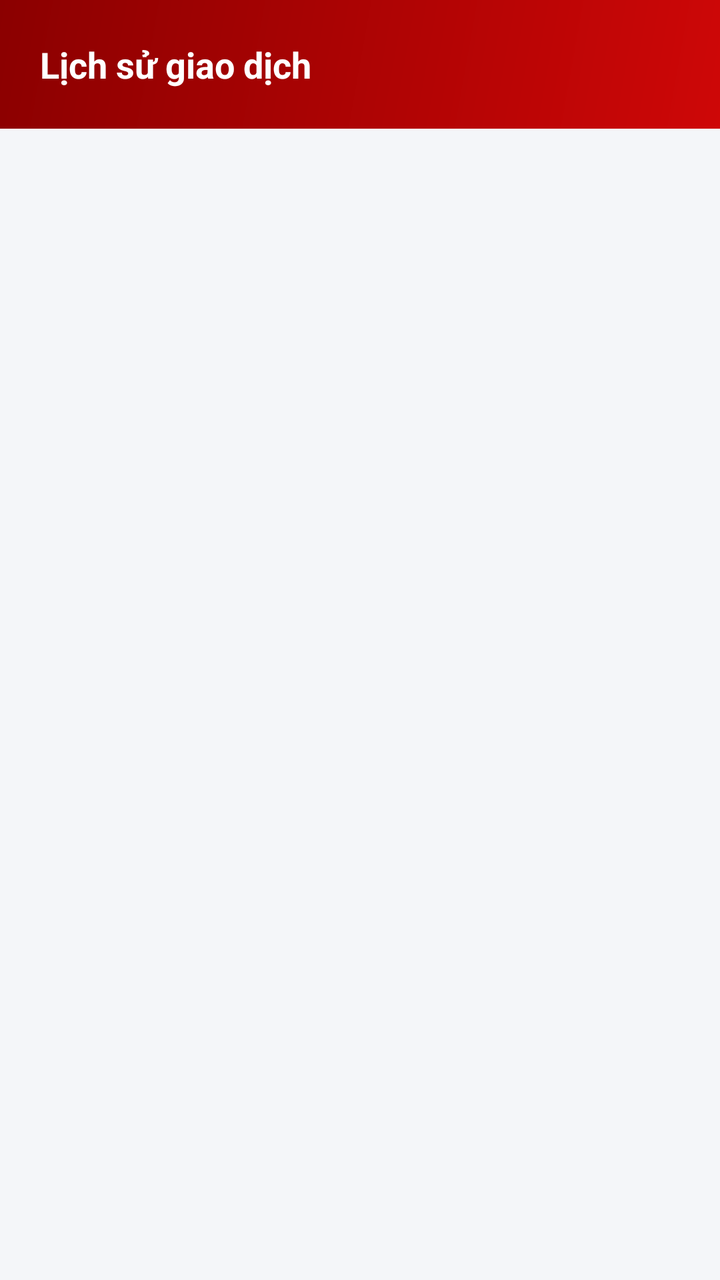
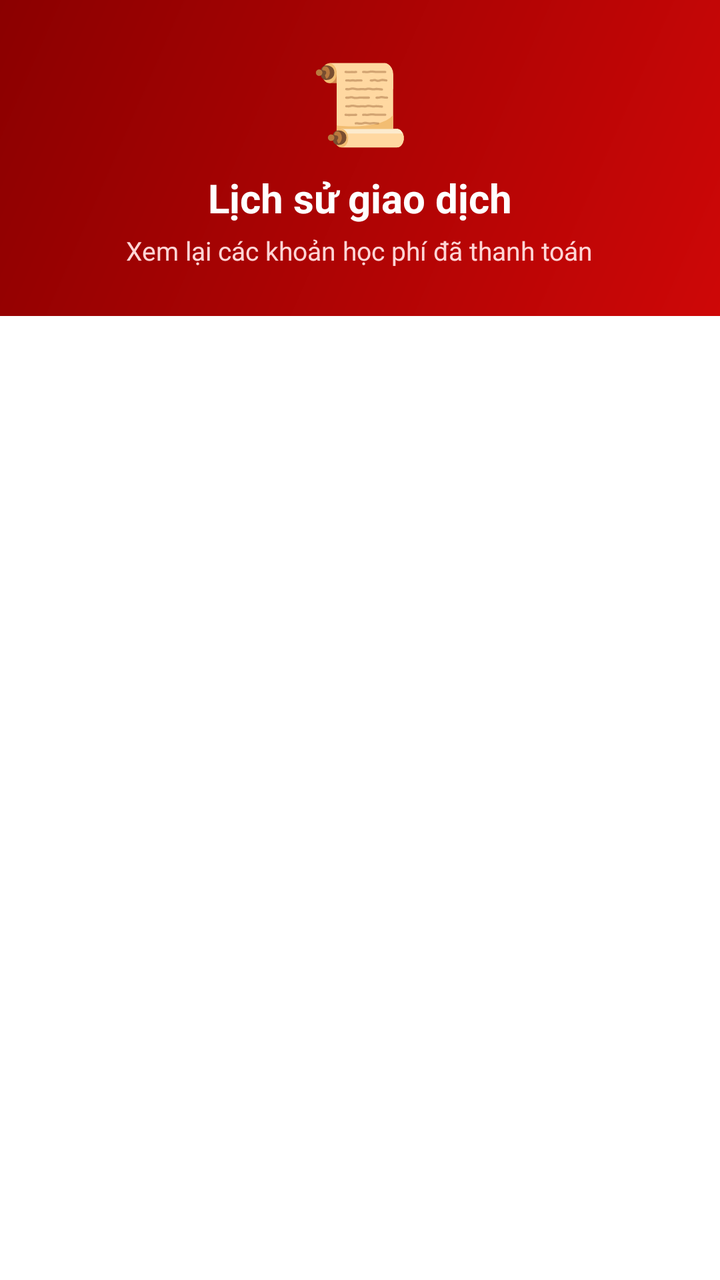

Screens rendered from an Android XML layout before and after an edit, with the pre-edit source and the edit as a unified diff.
<!-- AndroidManifest.xml: application theme Theme.PayPTITHCM -->
<!-- res/layout/fragment_history.xml -->
<?xml version="1.0" encoding="utf-8"?>
<LinearLayout xmlns:android="http://schemas.android.com/apk/res/android"
    android:layout_width="match_parent"
    android:layout_height="match_parent"
    android:orientation="vertical"
    android:background="@color/bg_gray">

    
    <LinearLayout
        android:layout_width="match_parent"
        android:layout_height="wrap_content"
        android:background="@drawable/bg_header"
        android:padding="20dp">
        <TextView
            android:layout_width="wrap_content"
            android:layout_height="wrap_content"
            android:text="Lịch sử giao dịch"
            android:textColor="#FFFFFF"
            android:textSize="18sp"
            android:textStyle="bold"/>
    </LinearLayout>

    
    <LinearLayout
        android:id="@+id/tvEmptyHistory"
        android:layout_width="match_parent"
        android:layout_height="wrap_content"
        android:orientation="vertical"
        android:gravity="center"
        android:padding="60dp"
        android:visibility="gone">

        <TextView
            android:layout_width="wrap_content"
            android:layout_height="wrap_content"
            android:text="📭"
            android:textSize="48sp"/>
        <TextView
            android:layout_width="wrap_content"
            android:layout_height="wrap_content"
            android:text="Chưa có giao dịch nào"
            android:textSize="16sp"
            android:textStyle="bold"
            android:textColor="@color/text_sub"
            android:layout_marginTop="12dp"/>
        <TextView
            android:layout_width="wrap_content"
            android:layout_height="wrap_content"
            android:text="Thanh toán học phí để xem lịch sử"
            android:textSize="13sp"
            android:textColor="@color/text_hint"
            android:layout_marginTop="6dp"
            android:gravity="center"/>
    </LinearLayout>

    
    <ListView
        android:id="@+id/lvHistory"
        android:layout_width="match_parent"
        android:layout_height="match_parent"
        android:divider="@android:color/transparent"
        android:dividerHeight="0dp"
        android:paddingTop="8dp"
        android:paddingBottom="8dp"
        android:clipToPadding="false"/>

</LinearLayout>
<!-- resources referenced by this layout -->
<resources>
  <color name="bg_gray">#F4F6F9</color>
  <color name="text_hint">#9CA3AF</color>
  <color name="text_sub">#6B7280</color>
  <!-- drawable bg_header (drawable) -->
  <?xml version="1.0" encoding="utf-8"?>
  <shape xmlns:android="http://schemas.android.com/apk/res/android">
      <gradient
          android:startColor="#CE0707"
          android:endColor="#8B0000"
          android:angle="135"/>
      <corners android:radius="0dp"/>
  </shape>
  <style name="Theme.PayPTITHCM" parent="Base.Theme.PayPTITHCM" />
  <style name="Base.Theme.PayPTITHCM" parent="Theme.Material3.DayNight.NoActionBar">
          <item name="colorPrimary">@color/ptit_red</item>
          <item name="colorPrimaryVariant">@color/ptit_red_dark</item>
          <item name="colorOnPrimary">@color/white</item>
          <item name="colorSurface">@color/white</item>
          <item name="android:colorBackground">@color/bg_gray</item>
          <item name="android:statusBarColor">@color/ptit_red</item>
          <item name="android:windowBackground">@color/bg_gray</item>
          <item name="android:fontFamily">sans-serif</item>
      </style>
  <color name="ptit_red">#CE0707</color>
  <color name="ptit_red_dark">#A30505</color>
  <color name="white">#FFFFFF</color>
</resources>

<!-- the commit's change to res/layout/fragment_history.xml (unified diff, before → after) -->
@@ -10,14 +10,32 @@
         android:layout_width="match_parent"
         android:layout_height="wrap_content"
         android:background="@drawable/bg_header"
-        android:padding="20dp">
+        android:padding="24dp"
+        android:orientation="vertical"
+        android:gravity="center">
+
+        <TextView
+            android:layout_width="wrap_content"
+            android:layout_height="wrap_content"
+            android:text="📜"
+            android:textSize="40sp"
+            android:layout_marginBottom="8dp"/>
+
         <TextView
             android:layout_width="wrap_content"
             android:layout_height="wrap_content"
             android:text="Lịch sử giao dịch"
             android:textColor="#FFFFFF"
-            android:textSize="18sp"
+            android:textSize="20sp"
             android:textStyle="bold"/>
+
+        <TextView
+            android:layout_width="wrap_content"
+            android:layout_height="wrap_content"
+            android:text="Xem lại các khoản học phí đã thanh toán"
+            android:textColor="#FFD6D6"
+            android:textSize="13sp"
+            android:layout_marginTop="4dp"/>
     </LinearLayout>
 
     
@@ -57,7 +75,8 @@
     <ListView
         android:id="@+id/lvHistory"
         android:layout_width="match_parent"
-        android:layout_height="match_parent"
+        android:layout_height="0dp"
+        android:layout_weight="1"
         android:divider="@android:color/transparent"
         android:dividerHeight="0dp"
         android:paddingTop="8dp"
<!-- resource entries referenced after the edit -->
@@ -1,8 +1,7 @@
 <!-- resources referenced by this layout -->
 <resources>
-  <color name="bg_gray">#F4F6F9</color>
-  <color name="text_hint">#9CA3AF</color>
-  <color name="text_sub">#6B7280</color>
+  <color name="text_hint">#9E9E9E</color>
+  <color name="text_sub">#757575</color>
   <!-- drawable bg_header (drawable) -->
   <?xml version="1.0" encoding="utf-8"?>
   <shape xmlns:android="http://schemas.android.com/apk/res/android">
@@ -15,7 +14,6 @@
   <style name="Theme.PayPTITHCM" parent="Base.Theme.PayPTITHCM" />
   <style name="Base.Theme.PayPTITHCM" parent="Theme.Material3.DayNight.NoActionBar">
           <item name="colorPrimary">@color/ptit_red</item>
-          <item name="colorPrimaryVariant">@color/ptit_red_dark</item>
           <item name="colorOnPrimary">@color/white</item>
           <item name="colorSurface">@color/white</item>
           <item name="android:colorBackground">@color/bg_gray</item>
@@ -24,7 +22,6 @@
           <item name="android:fontFamily">sans-serif</item>
       </style>
   <color name="ptit_red">#CE0707</color>
-  <color name="ptit_red_dark">#A30505</color>
   <color name="white">#FFFFFF</color>
 </resources>
 
